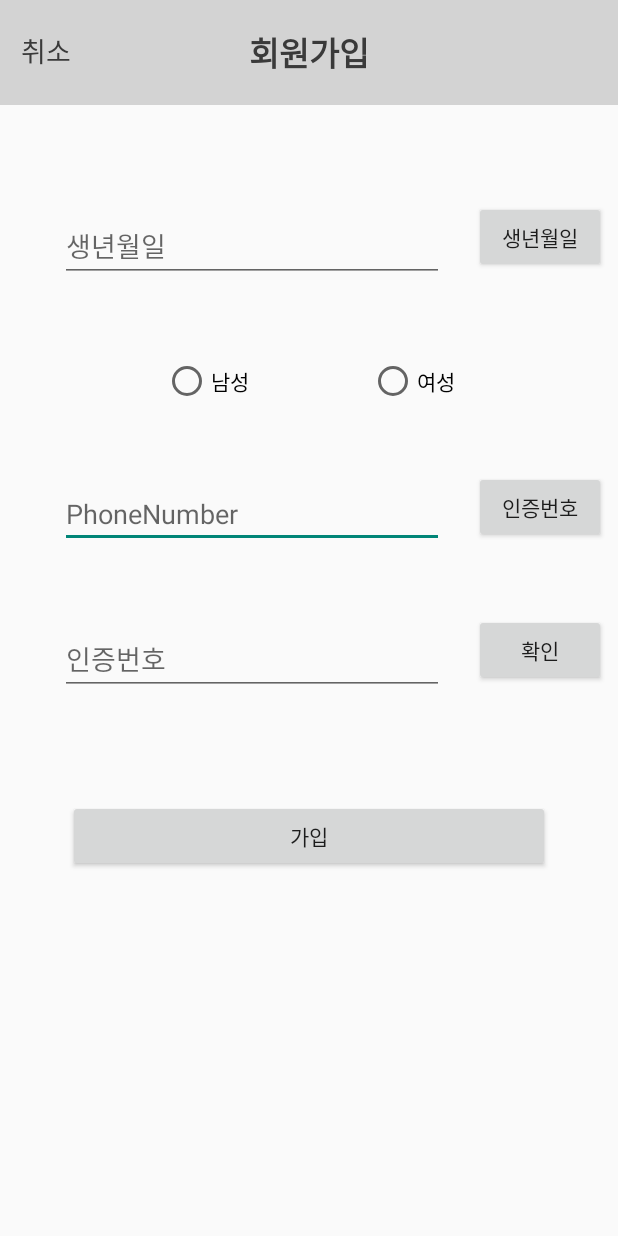
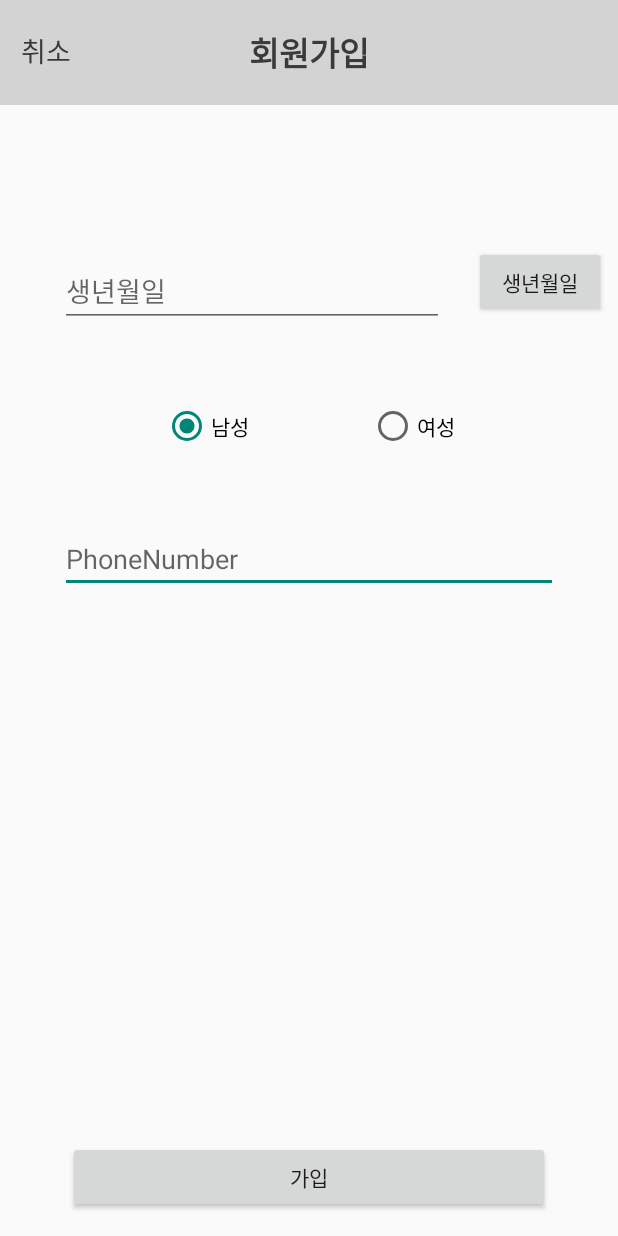
Before and after one commit to gunoooo/Weknot, an Android app: the RegisterUserInfoActivity screen opened directly, with no data from a screen before it, on a phone screen of 412 x 824 dp. Run offline under Robolectric (Android 15) with nearby library versions, the phone set to English and light mode, and no system bars; 3 statements that could not run were skipped.

Commit message:
login register 거의 완성본

```diff
--- a/Weknot/app/src/main/java/com/example/weknot/main_page/activity/SignActivity/RegisterUserInfoActivity.java
+++ b/Weknot/app/src/main/java/com/example/weknot/main_page/activity/SignActivity/RegisterUserInfoActivity.java
@@ -39,20 +39,15 @@ public class RegisterUserInfoActivity extends AppCompatActivity {
     private String userPhoneNumber;
     private String userGender;
 
-    private String certificationNumber;
-
     private Button createButton;
     private Button userBirthButton;
 
     private EditText userBirthInput;
     private EditText userPhoneNumberInput;
-    private EditText certificationNumberInput;
 
     private RadioGroup userGenderItem;
 
     private SignApi signApi;
-
-    private Intent intent = getIntent();
 
     @Override
     protected void onCreate(Bundle savedInstanceState) {
@@ -71,12 +66,13 @@ public class RegisterUserInfoActivity extends AppCompatActivity {
         userGenderItem = findViewById(R.id.radioGroup);
         userBirthInput = findViewById(R.id.userBirthInput);
         userPhoneNumberInput = findViewById(R.id.userPhoneNumberInput);
-        certificationNumberInput = findViewById(R.id.certificationNumberInput);
 
         userBirthInput.setFocusable(false);
         userBirthInput.setClickable(false);
 
         signApi = MyRetrofit.getRetrofit().create(SignApi.class);
+
+        Intent intent = getIntent();
 
         userId = intent.getExtras().getString("id");
         userPassword = intent.getExtras().getString("password");
@@ -96,9 +92,6 @@ public class RegisterUserInfoActivity extends AppCompatActivity {
 
     private void clickEvent() {
 
-        requestPhoneNumber();
-        checkCertification();
-
         clickCreate();
     }
 
@@ -106,20 +99,18 @@ public class RegisterUserInfoActivity extends AppCompatActivity {
 
         createButton.setOnClickListener(v -> {
 
+            userPhoneNumber = userPhoneNumberInput.getText().toString();
+
             if(!(userBirthInput.getText().toString().length() > 0)) {
 
                 Toast toast = Toast.makeText(getApplicationContext(), "생년월일을 입력해주세요", Toast.LENGTH_SHORT);
                 toast.show();
             }
-//            else if(!(certificationNumberInput.getText().toString().length() > 0)) {
-//
-//                Toast toast = Toast.makeText(getApplicationContext(), "인증을 해주세요", Toast.LENGTH_SHORT);
-//                toast.show();
-//            }
+            else if(!(userPhoneNumber.length() > 0)) {
+
+                Toast.makeText(getApplicationContext(), "전화번호를 입력해주세요", Toast.LENGTH_SHORT).show();
+            }
             else {
-
-                userPhoneNumber = userPhoneNumberInput.getText().toString();
-                certificationNumber = certificationNumberInput.getText().toString();
 
                 signApi.register(userId,userPassword,userName,userBirth,userGender,userPhoneNumber).enqueue(new Callback<SuccessResult>() {
                     @Override
@@ -151,32 +142,6 @@ public class RegisterUserInfoActivity extends AppCompatActivity {
         });
 
         showBirthDialog();
-    }
-
-    private void requestPhoneNumber() {
-
-        if(!(userPhoneNumberInput.getText().toString().length() > 0)) {
-
-            Toast toast = Toast.makeText(getApplicationContext(), "휴대폰 번호를 입력해주세요", Toast.LENGTH_LONG);
-            toast.show();
-        }
-        else {
-
-            //TODO
-        }
-    }
-
-    private void checkCertification() {
-
-        if(!(certificationNumberInput.getText().toString().length() > 0)) {
-
-            Toast toast = Toast.makeText(getApplicationContext(), "인증번호를 입력 해주세요", Toast.LENGTH_SHORT);
-            toast.show();
-        }
-        else {
-
-            //TODO
-        }
     }
 
     private void checkGender() {
--- a/Weknot/app/src/main/res/layout/activity_login.xml
+++ b/Weknot/app/src/main/res/layout/activity_login.xml
@@ -112,13 +112,13 @@
         android:layout_width="match_parent"
         android:layout_height="wrap_content"
         android:layout_marginStart="50dp"
-        android:layout_marginTop="25dp"
         android:layout_marginEnd="50dp"
+        android:layout_marginBottom="15dp"
         android:text="새 계정 만들기"
         android:textSize="18dp"
+        app:layout_constraintBottom_toBottomOf="parent"
         app:layout_constraintEnd_toEndOf="parent"
         app:layout_constraintStart_toStartOf="parent"
-        app:layout_constraintTop_toBottomOf="@+id/andTitle"
         tools:ignore="HardcodedText,SpUsage" />
 
 </androidx.constraintlayout.widget.ConstraintLayout>
--- a/Weknot/app/src/main/res/layout/activity_register.xml
+++ b/Weknot/app/src/main/res/layout/activity_register.xml
@@ -118,13 +118,13 @@
         android:layout_width="match_parent"
         android:layout_height="wrap_content"
         android:layout_marginStart="45dp"
-        android:layout_marginTop="70dp"
         android:layout_marginEnd="45dp"
+        android:layout_marginBottom="15dp"
         android:text="다음"
+        app:layout_constraintBottom_toBottomOf="parent"
         app:layout_constraintEnd_toEndOf="parent"
         app:layout_constraintHorizontal_bias="0.498"
         app:layout_constraintStart_toStartOf="parent"
-        app:layout_constraintTop_toBottomOf="@+id/userPasswordInputCheck"
         tools:ignore="HardcodedText" />
 
 </androidx.constraintlayout.widget.ConstraintLayout>
--- a/Weknot/app/src/main/res/layout/activity_register_user_info.xml
+++ b/Weknot/app/src/main/res/layout/activity_register_user_info.xml
@@ -49,7 +49,7 @@
         android:layout_width="wrap_content"
         android:layout_height="wrap_content"
         android:layout_marginStart="40dp"
-        android:layout_marginTop="70dp"
+        android:layout_marginTop="100dp"
         android:ems="12"
         android:hint="생년월일"
         android:inputType="textPersonName"
@@ -62,7 +62,7 @@
         android:layout_width="wrap_content"
         android:layout_height="wrap_content"
         android:layout_marginStart="20dp"
-        android:layout_marginTop="64dp"
+        android:layout_marginTop="94dp"
         android:text="생년월일"
         app:layout_constraintStart_toEndOf="@+id/userBirthInput"
         app:layout_constraintTop_toBottomOf="@+id/view"
@@ -86,6 +86,7 @@
             android:layout_height="wrap_content"
             android:layout_weight="1"
             android:text="남성"
+            android:checked="true"
             android:layout_marginEnd="80dp"
             tools:ignore="HardcodedText" />
 
@@ -94,6 +95,7 @@
             android:layout_width="wrap_content"
             android:layout_height="wrap_content"
             android:layout_weight="1"
+            android:checked="false"
             android:text="여성"
             tools:ignore="HardcodedText" />
 
@@ -101,63 +103,30 @@
 
     <EditText
         android:id="@+id/userPhoneNumberInput"
-        android:layout_width="wrap_content"
+        android:layout_width="0dp"
         android:layout_height="wrap_content"
         android:layout_marginStart="40dp"
         android:layout_marginTop="50dp"
+        android:layout_marginEnd="40dp"
         android:ems="12"
         android:hint="PhoneNumber"
         android:inputType="phone"
+        app:layout_constraintEnd_toEndOf="parent"
         app:layout_constraintStart_toStartOf="parent"
         app:layout_constraintTop_toBottomOf="@+id/radioGroup"
         tools:ignore="Autofill,HardcodedText" />
-
-    <Button
-        android:id="@+id/userPhoneNumberButton"
-        android:layout_width="wrap_content"
-        android:layout_height="wrap_content"
-        android:layout_marginStart="20dp"
-        android:layout_marginTop="44dp"
-        android:text="인증번호"
-        app:layout_constraintStart_toEndOf="@+id/userPhoneNumberInput"
-        app:layout_constraintTop_toBottomOf="@+id/radioGroup"
-        tools:ignore="HardcodedText" />
-
-    <EditText
-        android:id="@+id/certificationNumberInput"
-        android:layout_width="wrap_content"
-        android:layout_height="wrap_content"
-        android:layout_marginStart="40dp"
-        android:layout_marginTop="50dp"
-        android:ems="12"
-        android:hint="인증번호"
-        android:inputType="phone"
-        app:layout_constraintStart_toStartOf="parent"
-        app:layout_constraintTop_toBottomOf="@+id/userPhoneNumberInput"
-        tools:ignore="Autofill,HardcodedText" />
-
-    <Button
-        android:id="@+id/certificationNumberCheckButton"
-        android:layout_width="wrap_content"
-        android:layout_height="wrap_content"
-        android:layout_marginStart="20dp"
-        android:layout_marginTop="44dp"
-        android:text="확인"
-        app:layout_constraintStart_toEndOf="@+id/certificationNumberInput"
-        app:layout_constraintTop_toBottomOf="@+id/userPhoneNumberInput"
-        tools:ignore="HardcodedText" />
 
     <Button
         android:id="@+id/createButton"
         android:layout_width="match_parent"
         android:layout_height="wrap_content"
         android:layout_marginStart="45dp"
-        android:layout_marginTop="70dp"
         android:layout_marginEnd="45dp"
+        android:layout_marginBottom="15dp"
         android:text="가입"
+        app:layout_constraintBottom_toBottomOf="parent"
         app:layout_constraintEnd_toEndOf="parent"
         app:layout_constraintStart_toStartOf="parent"
-        app:layout_constraintTop_toBottomOf="@+id/certificationNumberInput"
         tools:ignore="HardcodedText" />
 
 </androidx.constraintlayout.widget.ConstraintLayout>
```
Also changed, not shown: Weknot/app/src/main/java/com/example/weknot/main_page/activity/SignActivity/RegisterActivity.java (+44 -10 lines).
